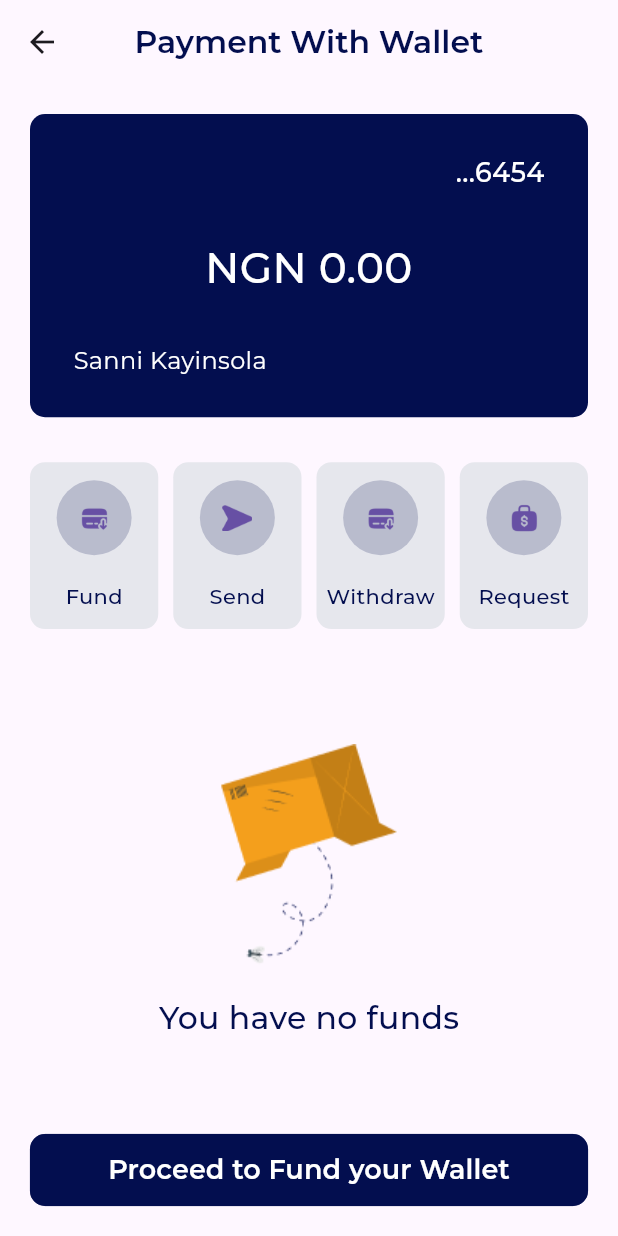
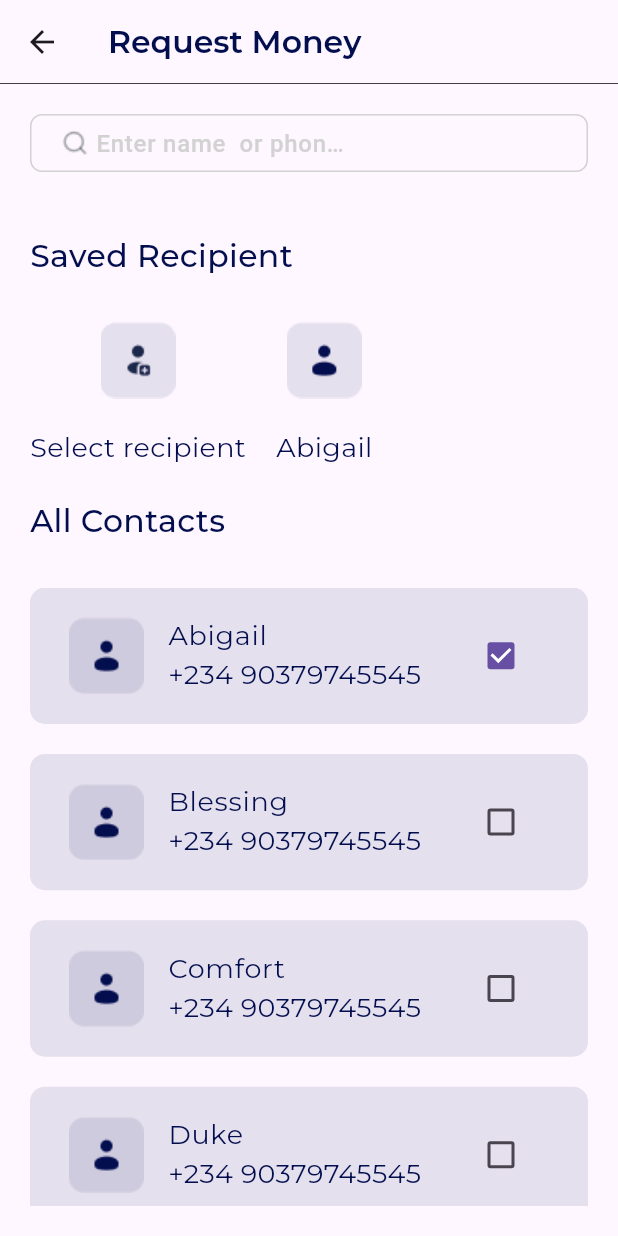
Before and after one commit to thenaijadev/facilitator_, a Flutter app: the WalletScreen screen opened by its route, after a tap on "Request", on a phone screen of 412 x 824 dp. Run offline on Flutter 3.47's test engine with Material 3 defaults, Android fonts, the phone set to English and light mode, and no system bars; our stand-ins replace animated_splash_screen, bloc, dio, equatable, flutter_native_splash, google_fonts and 1 more.

Commit message:
request money

```diff
--- a/lib/config/router/app_router.dart
+++ b/lib/config/router/app_router.dart
@@ -14,6 +14,9 @@ import 'package:facilitator/features/home/presentation/screens/welcome_screen.da
 import 'package:facilitator/features/payment_method/presentation/screens/pay_with_card_screen.dart';
 import 'package:facilitator/features/payment_method/presentation/screens/payment_method_screen.dart';
 import 'package:facilitator/features/payment_method/presentation/screens/payment_successful_or_failure_screen.dart';
+import 'package:facilitator/features/request_money/presentation/screens/request_amount.dart';
+import 'package:facilitator/features/request_money/presentation/screens/select_recipient.dart';
+import 'package:facilitator/features/request_money/presentation/screens/wallet_request.dart';
 import 'package:facilitator/features/send_money/presentation/screens/amount_and_remark.dart';
 import 'package:facilitator/features/send_money/presentation/screens/select_bank.dart';
 import 'package:facilitator/features/send_money/presentation/screens/send_money_to_bank.dart';
@@ -199,6 +202,18 @@ class AppRouter {
         return MaterialPageRoute(
           builder: (_) => const WithdrawalSuccessOrFailureScreen(),
         );
+      case Routes.requestMoney:
+        return MaterialPageRoute(
+          builder: (_) => const WalletRequest(),
+        );
+      case Routes.selectRecipient:
+        return MaterialPageRoute(
+          builder: (_) => const SelectRecipientScreen(),
+        );
+      case Routes.amountRequest:
+        return MaterialPageRoute(
+          builder: (_) => const AmountRequestScreen(),
+        );
       default:
         return MaterialPageRoute(
           builder: (_) => const ErrorScreen(),
--- a/lib/config/router/routes.dart
+++ b/lib/config/router/routes.dart
@@ -113,4 +113,9 @@ class Routes {
   static const String amountToWithdraw = '/amountToWithdraw';
   static const String withdrawalSuccessOrFailure =
       '/withdrawalSuccessOrFailure';
+
+  // request money
+  static const String requestMoney = '/requestMoney';
+  static const String selectRecipient = '/selectRecipient';
+  static const String amountRequest = '/amountRequest';
 }
--- /dev/null
+++ b/lib/features/request_money/presentation/screens/wallet_request.dart
@@ -0,0 +1,130 @@
+import 'package:facilitator/config/router/routes.dart';
+import 'package:facilitator/core/widgets/text_widget.dart';
+import 'package:facilitator/features/request_money/presentation/widgets/contact_card.dart';
+import 'package:facilitator/features/request_money/presentation/widgets/search_bar.dart';
+import 'package:flutter/material.dart';
+
+class WalletRequest extends StatefulWidget {
+  const WalletRequest({super.key});
+
+  @override
+  State<WalletRequest> createState() => _WalletRequestState();
+}
+
+class _WalletRequestState extends State<WalletRequest> {
+  List<Map<String, dynamic>> contacts = [
+    {
+      "image": "assets/images/contact_image.png",
+      "title": "Abigail",
+      'subtitle': '+234 90379745545',
+      'checked': true,
+    },
+    {
+      "image": "assets/images/contact_image.png",
+      "title": "Blessing",
+      'subtitle': '+234 90379745545',
+      'checked': false,
+    },
+    {
+      "image": "assets/images/contact_image.png",
+      "title": "Comfort",
+      'subtitle': '+234 90379745545',
+      'checked': false,
+    },
+    {
+      "image": "assets/images/contact_image.png",
+      "title": "Duke",
+      'subtitle': '+234 90379745545',
+      'checked': false,
+    },
+  ];
+  @override
+  Widget build(BuildContext context) {
+    return Scaffold(
+      appBar: AppBar(
+        shape: const Border(bottom: BorderSide(width: 0.5)),
+        title: const TextWidget(
+          text: "Request Money",
+          fontSize: 21,
+          fontWeight: FontWeight.w600,
+        ),
+      ),
+      body: SafeArea(
+        child: Padding(
+          padding: const EdgeInsets.all(20.0),
+          child: Column(
+            crossAxisAlignment: CrossAxisAlignment.start,
+            children: [
+              const SearchBarWidget(),
+              const SizedBox(height: 20),
+              const TextWidget(
+                text: 'Saved Recipient ',
+                fontSize: 21,
+                fontWeight: FontWeight.w500,
+              ),
+              const SizedBox(height: 30),
+              Row(
+                children: [
+                  GestureDetector(
+                    onTap: () {
+                      Navigator.pushNamed(context, Routes.selectRecipient);
+                    },
+                    child: Column(
+                      children: [
+                        Image.asset('assets/images/select.png'),
+                        const SizedBox(height: 20),
+                        const TextWidget(
+                          text: 'Select recipient',
+                          fontSize: 18,
+                          fontWeight: FontWeight.w400,
+                        )
+                      ],
+                    ),
+                  ),
+                  const SizedBox(width: 20),
+                  GestureDetector(
+                    onTap: () {
+                      Navigator.pushNamed(context, Routes.amountRequest);
+                    },
+                    child: Column(
+                      children: [
+                        Image.asset('assets/images/contact_image.png'),
+                        const SizedBox(height: 20),
+                        const TextWidget(
+                          text: 'Abigail',
+                          fontSize: 18,
+                          fontWeight: FontWeight.w400,
+                        )
+                      ],
+                    ),
+                  ),
+                ],
+              ),
+              const SizedBox(height: 20),
+              const TextWidget(
+                text: 'All Contacts',
+                fontSize: 21,
+                fontWeight: FontWeight.w500,
+              ),
+              const SizedBox(height: 30),
+              Flexible(
+                child: ListView.builder(
+                  itemCount: contacts.length,
+                  itemBuilder: (context, index) => ContactCard(
+                    image: contacts[index]["image"],
+                    value: contacts[index]["checked"],
+                    title: contacts[index]["title"],
+                    subtitle: contacts[index]["subtitle"],
+                    onTap: () {
+                      Navigator.pushNamed(context, Routes.amountRequest);
+                    },
+                  ),
+                ),
+              ),
+            ],
+          ),
+        ),
+      ),
+    );
+  }
+}
--- /dev/null
+++ b/lib/features/request_money/presentation/widgets/contact_card.dart
@@ -0,0 +1,62 @@
+import 'package:facilitator/core/utils/size_config.dart';
+import 'package:facilitator/core/widgets/text_widget.dart';
+import 'package:flutter/material.dart';
+
+class ContactCard extends StatelessWidget {
+  const ContactCard({
+    super.key,
+    required this.value,
+    required this.title,
+    required this.subtitle,
+    required this.image,
+    required this.onTap,
+  });
+  final bool value;
+  final String title;
+  final String subtitle;
+  final String image;
+  final VoidCallback onTap;
+
+  @override
+  Widget build(BuildContext context) {
+    return GestureDetector(
+      onTap: onTap,
+      child: Container(
+        alignment: Alignment.center,
+        width: SizeConfig.getProportionateScreenWidth(
+          context: context,
+          inputWidth: 390,
+        ),
+        height: SizeConfig.getProportionateScreenHeight(
+          context: context,
+          inputHeight: 94,
+        ),
+        margin: const EdgeInsets.only(bottom: 20),
+        padding: const EdgeInsets.symmetric(
+          horizontal: 10,
+        ),
+        decoration: BoxDecoration(
+          color: const Color.fromRGBO(3, 14, 79, 0.1),
+          borderRadius: BorderRadius.circular(10),
+        ),
+        child: ListTile(
+          leading: Image.asset(image),
+          title: TextWidget(
+            text: title,
+            fontSize: 18,
+            fontWeight: FontWeight.w400,
+          ),
+          subtitle: TextWidget(
+            text: subtitle,
+            fontSize: 18,
+            fontWeight: FontWeight.w400,
+          ),
+          trailing: Checkbox(
+            value: value,
+            onChanged: (val) {},
+          ),
+        ),
+      ),
+    );
+  }
+}
--- /dev/null
+++ b/lib/features/request_money/presentation/widgets/search_bar.dart
@@ -0,0 +1,53 @@
+import 'package:facilitator/core/constants/app_colors.dart';
+import 'package:facilitator/core/utils/size_config.dart';
+import 'package:flutter/material.dart';
+
+class SearchBarWidget extends StatelessWidget {
+  const SearchBarWidget({
+    super.key,
+  });
+
+  @override
+  Widget build(BuildContext context) {
+    return Container(
+      alignment: Alignment.center,
+      width: SizeConfig.getProportionateScreenWidth(
+        context: context,
+        inputWidth: 390,
+      ),
+      height: SizeConfig.getProportionateScreenHeight(
+        context: context,
+        inputHeight: 40,
+      ),
+      margin: const EdgeInsets.only(bottom: 20),
+      padding: const EdgeInsets.only(
+        left: 20,
+      ),
+      decoration: BoxDecoration(
+        border: Border.all(color: AppColors.inputGrey),
+        borderRadius: BorderRadius.circular(8),
+      ),
+      child: Row(
+        children: [
+          Flexible(
+            child: Image.asset('assets/images/search.png'),
+          ),
+          const SizedBox(width: 5),
+          const Flexible(
+              child: TextField(
+            decoration: InputDecoration(
+              contentPadding: EdgeInsets.only(bottom: 10),
+              border: InputBorder.none,
+              hintText: 'Enter name  or phone number',
+              hintStyle: TextStyle(
+                fontSize: 16,
+                fontWeight: FontWeight.w500,
+                color: AppColors.inputGrey,
+              ),
+            ),
+          ))
+        ],
+      ),
+    );
+  }
+}
--- a/lib/features/wallet/presentation/screens/wallet.dart
+++ b/lib/features/wallet/presentation/screens/wallet.dart
@@ -79,7 +79,9 @@ class _WalletScreenState extends State<WalletScreen> {
                       WalletAction(
                         image: 'assets/images/request_blue.png',
                         action: 'Request',
-                        onTap: () {},
+                        onTap: () {
+                          Navigator.pushNamed(context, Routes.requestMoney);
+                        },
                         color: AppColors.primary,
                       ),
                     ],
```
Also changed, not shown: lib/features/request_money/presentation/screens/request_amount.dart (renamed from lib/features/send_money/presentation/screens/amount_and_remark.dart, +33 -11 lines), lib/features/request_money/presentation/screens/select_recipient.dart (added, +37 -0 lines), lib/features/request_money/presentation/widgets/request_prompt.dart (added, +42 -0 lines), assets/images/User.png (added), assets/images/contact_image.png (added), assets/images/select.png (added).
